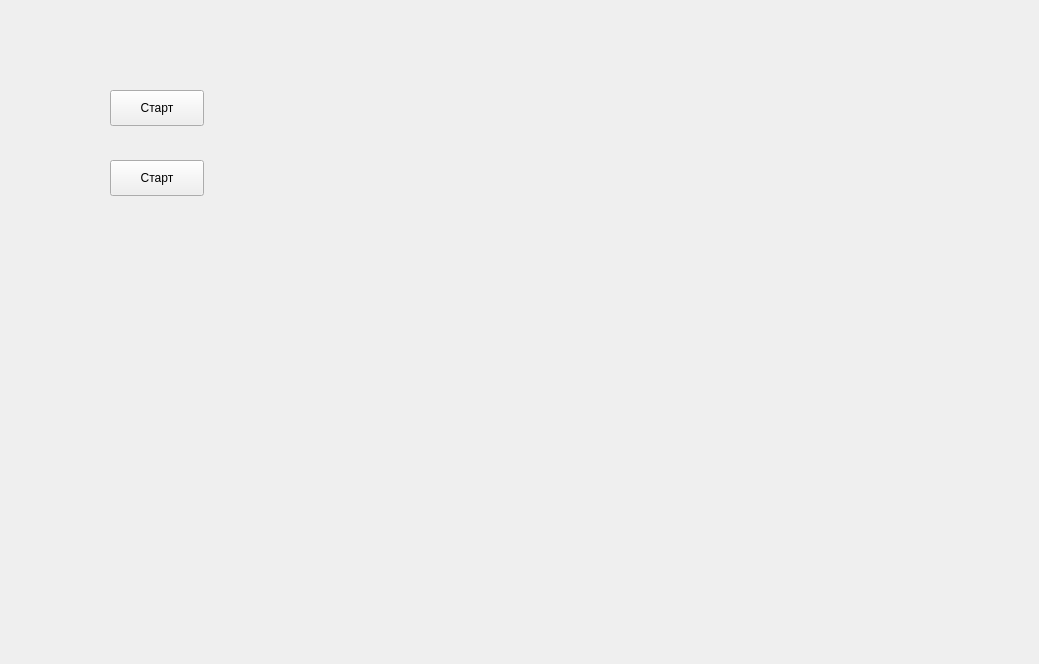
Old version of the form launcher/forms/mainwindow.ui in the repository maisvendoo/RRS.
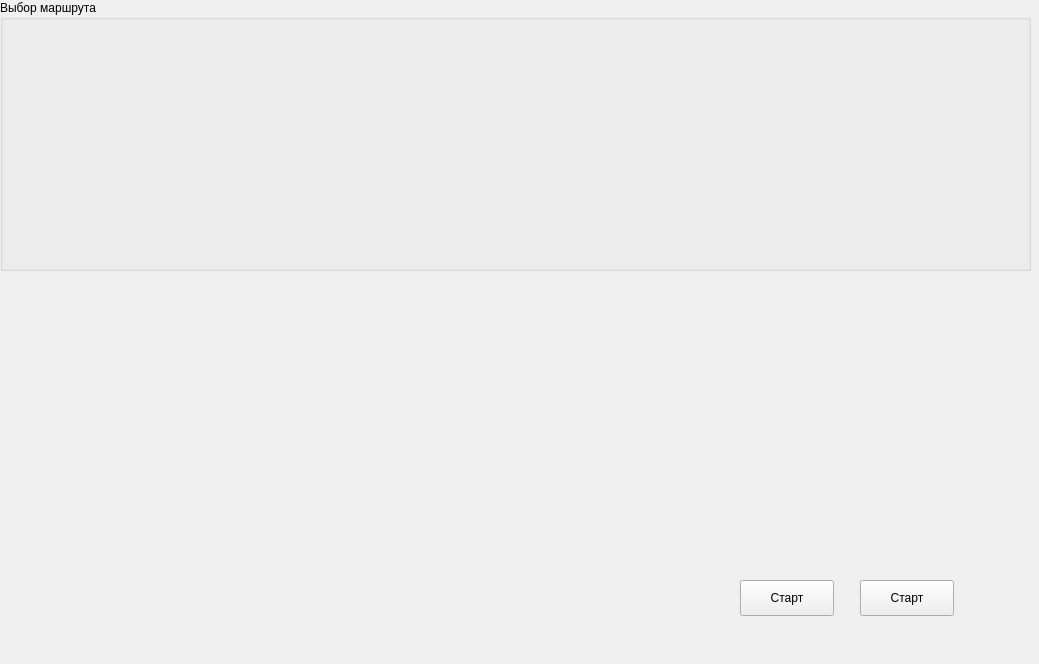
New version of the form.

Patch:
```diff
--- a/launcher/forms/mainwindow.ui
+++ b/launcher/forms/mainwindow.ui
@@ -17,8 +17,8 @@
    <widget class="QPushButton" name="btnStart">
     <property name="geometry">
      <rect>
-      <x>110</x>
-      <y>90</y>
+      <x>860</x>
+      <y>580</y>
       <width>94</width>
       <height>36</height>
      </rect>
@@ -30,8 +30,8 @@
    <widget class="QPushButton" name="btnStart_2">
     <property name="geometry">
      <rect>
-      <x>110</x>
-      <y>160</y>
+      <x>740</x>
+      <y>580</y>
       <width>94</width>
       <height>36</height>
      </rect>
@@ -40,6 +40,19 @@
      <string>Старт</string>
     </property>
    </widget>
+   <widget class="QGroupBox" name="gbRoutesInfo">
+    <property name="geometry">
+     <rect>
+      <x>0</x>
+      <y>0</y>
+      <width>1031</width>
+      <height>271</height>
+     </rect>
+    </property>
+    <property name="title">
+     <string>Выбор маршрута</string>
+    </property>
+   </widget>
   </widget>
  </widget>
  <layoutdefault spacing="6" margin="11"/>
```
